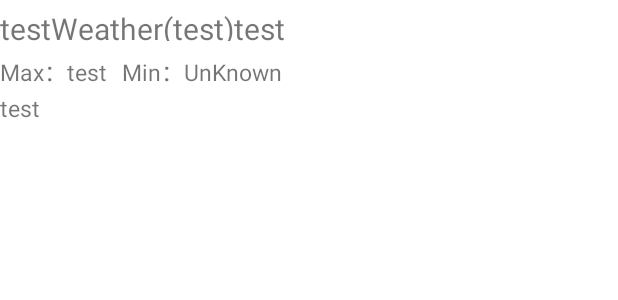
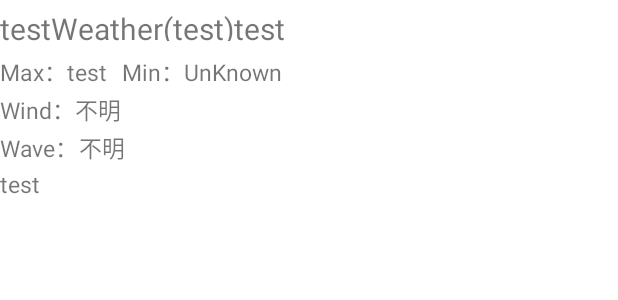
Before and after one commit to daiki0508/News_acquisition_app_for_android_Kotlin, an Android app: the layout row_weather.xml on its own in the app's theme, with its tools: preview values and no code run, on a phone screen of 412 x 824 dp. Shown: the top 300 px of the screen. Run offline under Robolectric (Android 15) with nearby library versions, the phone set to English and light mode, and no system bars.

Commit message:
Added wind direction and wave height to WeatherActivity. In addition, the processing of ProgressBar is modified accordingly.

```diff
--- a/app/src/main/java/com/websarva/wings/android/newsapp_kotlin/model/Weather.kt
+++ b/app/src/main/java/com/websarva/wings/android/newsapp_kotlin/model/Weather.kt
@@ -13,7 +13,13 @@ data class Description(
 data class Forecasts(
     val dateLabel: String,
     var telop: String,
+    var detail: Detail,
     val temperature: Temperature,
+)
+
+data class Detail(
+    var wind: String? = "不明",
+    var wave: String? = "不明"
 )
 
 data class Temperature(
--- a/app/src/main/java/com/websarva/wings/android/newsapp_kotlin/ui/weather/WeatherActivity.kt
+++ b/app/src/main/java/com/websarva/wings/android/newsapp_kotlin/ui/weather/WeatherActivity.kt
@@ -63,6 +63,7 @@ class WeatherActivity : AppCompatActivity() {
 
         val progressBar = binding.progressbar
         progressBar.visibility = View.GONE
+        progressBar.max = 100
 
         var bitMap: Bitmap
         viewModel.weatherList().observe(this, {
--- a/app/src/main/java/com/websarva/wings/android/newsapp_kotlin/ui/weather/recyclerView/RecyclerViewAdapter.kt
+++ b/app/src/main/java/com/websarva/wings/android/newsapp_kotlin/ui/weather/recyclerView/RecyclerViewAdapter.kt
@@ -19,11 +19,13 @@ class RecyclerViewAdapter(var items: MutableList<MutableMap<String, String?>>):
         holder.telop.text = items[position]["telop"]
         holder.max.text = items[position]["max"]
         holder.min.text = items[position]["min"]
+        holder.wind.text = items[position]["wind"]
+        holder.wave.text = items[position]["wave"]
         val describe = items[position]["describe"]
         if (!describe.isNullOrBlank()){
             holder.describe.text = describe
         }else{
-            holder.describe.layoutParams.height = 300
+            holder.describe.layoutParams.height = 250
             holder.describe.text = ""
         }
     }
--- a/app/src/main/java/com/websarva/wings/android/newsapp_kotlin/ui/weather/recyclerView/RecyclerViewHolder.kt
+++ b/app/src/main/java/com/websarva/wings/android/newsapp_kotlin/ui/weather/recyclerView/RecyclerViewHolder.kt
@@ -11,5 +11,7 @@ class RecyclerViewHolder(var view: View): RecyclerView.ViewHolder(view){
     val telop : TextView = view.findViewById(R.id.today_telop)
     val max: TextView = view.findViewById(R.id.today_max)
     val min: TextView = view.findViewById(R.id.today_min)
+    val wind: TextView = view.findViewById(R.id.wind)
+    val wave: TextView = view.findViewById(R.id.wave)
     val describe: TextView = view.findViewById(R.id.weather_describe)
 }
--- a/app/src/main/res/layout/row_weather.xml
+++ b/app/src/main/res/layout/row_weather.xml
@@ -64,7 +64,43 @@
             android:textSize="15sp"
             android:text="@string/today_min"
             android:id="@+id/today_min" />
+    </LinearLayout>
 
+    <LinearLayout
+        android:layout_width="match_parent"
+        android:layout_height="25dp"
+        android:orientation="horizontal">
+
+        <TextView
+            android:layout_width="wrap_content"
+            android:layout_height="wrap_content"
+            android:text="@string/wind"
+            android:textSize="15sp"/>
+        <TextView
+            android:id="@+id/wind"
+            android:layout_width="wrap_content"
+            android:layout_height="wrap_content"
+            android:text="不明"
+            android:textSize="15sp"/>
+    </LinearLayout>
+
+    <LinearLayout
+        android:layout_width="match_parent"
+        android:layout_height="25dp"
+        android:orientation="horizontal">
+
+        <TextView
+            android:layout_width="wrap_content"
+            android:layout_height="wrap_content"
+            android:text="@string/wave"
+            android:textSize="15sp" />
+
+        <TextView
+            android:id="@+id/wave"
+            android:layout_width="wrap_content"
+            android:layout_height="wrap_content"
+            android:text="不明"
+            android:textSize="15sp" />
     </LinearLayout>
 
     <TextView
--- a/app/src/main/res/values/strings.xml
+++ b/app/src/main/res/values/strings.xml
@@ -93,6 +93,8 @@
     <string name="max_temperature">Max：</string>
     <string name="min_temperature">Min：</string>
     <string name="today_min">UnKnown</string>
+    <string name="wind">Wind：</string>
+    <string name="wave">Wave：</string>
 
     <string name="other">Other</string>
     <string name="app_settings">App Settings</string>
```
Also changed, not shown: app/src/main/java/com/websarva/wings/android/newsapp_kotlin/ui/weather/WeatherViewModel.kt (+38 -6 lines), 1 other file.
